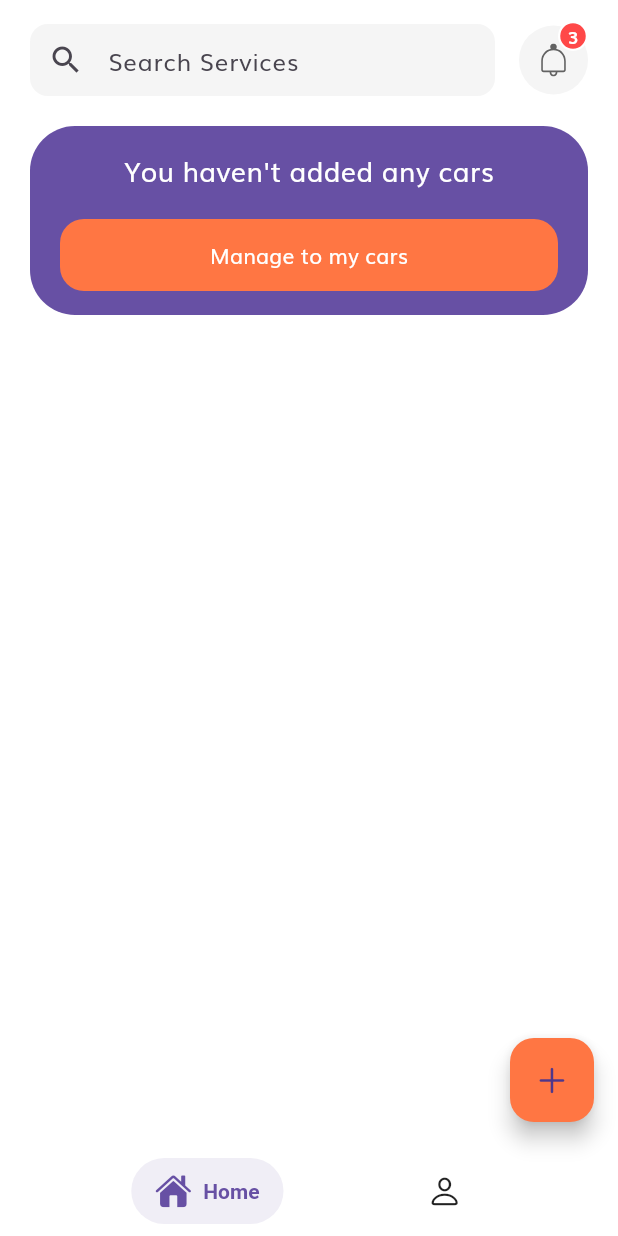
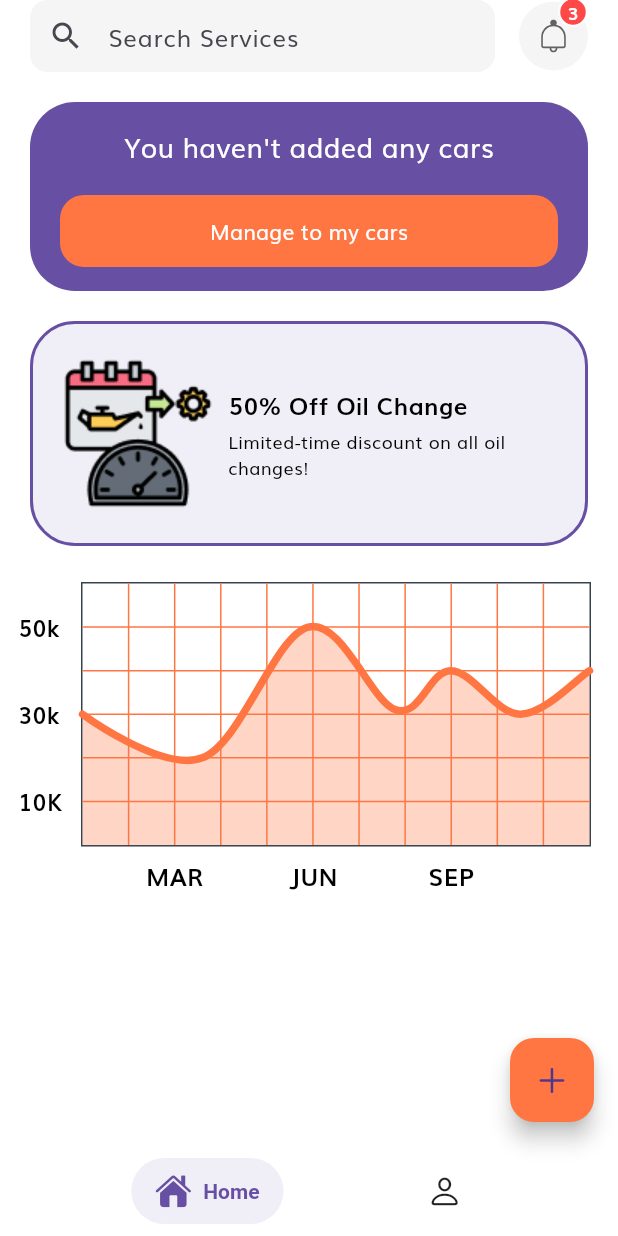
Before and after one commit to Kevinoob-design/AutoCareAssistant, a Flutter app: the screen it shows once a user with an empty profile is signed in, on a phone screen of 412 x 824 dp. Run offline on Flutter 3.47's test engine with Material 3 defaults, Android fonts, the phone set to English and light mode, and no system bars; drawn by our look-alikes of fl_chart; our stand-ins replace cloud_firestore, firebase_auth, firebase_core, flutter_svg, google_sign_in, shared_preferences; accounts and stored records are empty; generated files the repository leaves out were written again.

Commit message:
feat: finished home screen, chart, and promotion card

```diff
--- /dev/null
+++ b/lib/screens/home/components/car_charts.dart
@@ -0,0 +1,208 @@
+import 'package:auto_care_assistant/shared/config/constants.dart';
+import 'package:fl_chart/fl_chart.dart';
+import 'package:flutter/material.dart';
+
+class LineChartSample2 extends StatefulWidget {
+  const LineChartSample2({super.key});
+
+  @override
+  State<LineChartSample2> createState() => _LineChartSample2State();
+}
+
+class _LineChartSample2State extends State<LineChartSample2> {
+  List<Color> gradientColors = [kPrimaryColor, kPrimaryColor];
+
+  bool showAvg = false;
+
+  @override
+  Widget build(BuildContext context) {
+    return Stack(
+      children: <Widget>[
+        AspectRatio(
+          aspectRatio: 1.70,
+          child: Padding(
+            padding: const EdgeInsets.only(right: 18, left: 12, top: 24, bottom: 12),
+            child: LineChart(showAvg ? avgData() : mainData()),
+          ),
+        ),
+        SizedBox(
+          width: 60,
+          height: 34,
+          child: TextButton(
+            onPressed: () {
+              setState(() {
+                showAvg = !showAvg;
+              });
+            },
+            child: Text(
+              'avg',
+              style: TextStyle(fontSize: 12, color: showAvg ? Colors.white.withValues(alpha: 0.5) : Colors.white),
+            ),
+          ),
+        ),
+      ],
+    );
+  }
+
+  Widget bottomTitleWidgets(double value, TitleMeta meta) {
+    const style = TextStyle(fontWeight: FontWeight.bold, fontSize: 16);
+    Widget text;
+    switch (value.toInt()) {
+      case 2:
+        text = const Text('MAR', style: style);
+        break;
+      case 5:
+        text = const Text('JUN', style: style);
+        break;
+      case 8:
+        text = const Text('SEP', style: style);
+        break;
+      default:
+        text = const Text('', style: style);
+        break;
+    }
+
+    return SideTitleWidget(meta: meta, child: text);
+  }
+
+  Widget leftTitleWidgets(double value, TitleMeta meta) {
+    const style = TextStyle(fontWeight: FontWeight.bold, fontSize: 15);
+    String text;
+    switch (value.toInt()) {
+      case 1:
+        text = '10K';
+        break;
+      case 3:
+        text = '30k';
+        break;
+      case 5:
+        text = '50k';
+        break;
+      default:
+        return Container();
+    }
+
+    return Text(text, style: style, textAlign: TextAlign.left);
+  }
+
+  LineChartData mainData() {
+    return LineChartData(
+      gridData: FlGridData(
+        show: true,
+        drawVerticalLine: true,
+        horizontalInterval: 1,
+        verticalInterval: 1,
+        getDrawingHorizontalLine: (value) {
+          return const FlLine(color: kPrimaryColor, strokeWidth: 1);
+        },
+        getDrawingVerticalLine: (value) {
+          return const FlLine(color: kPrimaryColor, strokeWidth: 1);
+        },
+      ),
+      titlesData: FlTitlesData(
+        show: true,
+        rightTitles: const AxisTitles(sideTitles: SideTitles(showTitles: false)),
+        topTitles: const AxisTitles(sideTitles: SideTitles(showTitles: false)),
+        bottomTitles: AxisTitles(
+          sideTitles: SideTitles(showTitles: true, reservedSize: 30, interval: 1, getTitlesWidget: bottomTitleWidgets),
+        ),
+        leftTitles: AxisTitles(
+          sideTitles: SideTitles(showTitles: true, interval: 1, getTitlesWidget: leftTitleWidgets, reservedSize: 42),
+        ),
+      ),
+      borderData: FlBorderData(show: true, border: Border.all(color: const Color(0xff37434d))),
+      minX: 0,
+      maxX: 11,
+      minY: 0,
+      maxY: 6,
+      lineBarsData: [
+        LineChartBarData(
+          spots: const [
+            FlSpot(0, 3),
+            FlSpot(2.6, 2),
+            FlSpot(4.9, 5),
+            FlSpot(6.8, 3.1),
+            FlSpot(8, 4),
+            FlSpot(9.5, 3),
+            FlSpot(11, 4),
+          ],
+          isCurved: true,
+          gradient: LinearGradient(colors: gradientColors),
+          barWidth: 5,
+          isStrokeCapRound: true,
+          dotData: const FlDotData(show: false),
+          belowBarData: BarAreaData(
+            show: true,
+            gradient: LinearGradient(colors: gradientColors.map((color) => color.withValues(alpha: 0.3)).toList()),
+          ),
+        ),
+      ],
+    );
+  }
+
+  LineChartData avgData() {
+    return LineChartData(
+      lineTouchData: const LineTouchData(enabled: false),
+      gridData: FlGridData(
+        show: true,
+        drawHorizontalLine: true,
+        verticalInterval: 1,
+        horizontalInterval: 1,
+        getDrawingVerticalLine: (value) {
+          return const FlLine(color: Color(0xff37434d), strokeWidth: 1);
+        },
+        getDrawingHorizontalLine: (value) {
+          return const FlLine(color: Color(0xff37434d), strokeWidth: 1);
+        },
+      ),
+      titlesData: FlTitlesData(
+        show: true,
+        bottomTitles: AxisTitles(
+          sideTitles: SideTitles(showTitles: true, reservedSize: 30, getTitlesWidget: bottomTitleWidgets, interval: 1),
+        ),
+        leftTitles: AxisTitles(
+          sideTitles: SideTitles(showTitles: true, getTitlesWidget: leftTitleWidgets, reservedSize: 42, interval: 1),
+        ),
+        topTitles: const AxisTitles(sideTitles: SideTitles(showTitles: false)),
+        rightTitles: const AxisTitles(sideTitles: SideTitles(showTitles: false)),
+      ),
+      borderData: FlBorderData(show: true, border: Border.all(color: const Color(0xff37434d))),
+      minX: 0,
+      maxX: 11,
+      minY: 0,
+      maxY: 6,
+      lineBarsData: [
+        LineChartBarData(
+          spots: const [
+            FlSpot(0, 3.44),
+            FlSpot(2.6, 3.44),
+            FlSpot(4.9, 3.44),
+            FlSpot(6.8, 3.44),
+            FlSpot(8, 3.44),
+            FlSpot(9.5, 3.44),
+            FlSpot(11, 3.44),
+          ],
+          isCurved: true,
+          gradient: LinearGradient(
+            colors: [
+              ColorTween(begin: gradientColors[0], end: gradientColors[1]).lerp(0.2)!,
+              ColorTween(begin: gradientColors[0], end: gradientColors[1]).lerp(0.2)!,
+            ],
+          ),
+          barWidth: 5,
+          isStrokeCapRound: true,
+          dotData: const FlDotData(show: false),
+          belowBarData: BarAreaData(
+            show: true,
+            gradient: LinearGradient(
+              colors: [
+                ColorTween(begin: gradientColors[0], end: gradientColors[1]).lerp(0.2)!.withValues(alpha: 0.1),
+                ColorTween(begin: gradientColors[0], end: gradientColors[1]).lerp(0.2)!.withValues(alpha: 0.1),
+              ],
+            ),
+          ),
+        ),
+      ],
+    );
+  }
+}
--- /dev/null
+++ b/lib/screens/home/components/promotions_carousel.dart
@@ -0,0 +1,83 @@
+import 'package:flutter/material.dart';
+
+class PromotionCarousel extends StatefulWidget {
+  const PromotionCarousel({super.key});
+
+  @override
+  State<PromotionCarousel> createState() => _PromotionCarouselState();
+}
+
+class _PromotionCarouselState extends State<PromotionCarousel> {
+  final List<Map<String, String>> promotions = [
+    {
+      'title': '50% Off Oil Change',
+      'image': 'assets/images/Periodic Service.png',
+      'description': 'Limited-time discount on all oil changes!',
+    },
+    {
+      'title': 'Free Tire Rotation',
+      'image': 'assets/images/Tyres & Wheel Care.png',
+      'description': 'Get a free tire rotation with your next service.',
+    },
+    {
+      'title': 'Brake Pads Special',
+      'image': 'assets/images/Suspension & Fitments.png',
+      'description': 'Buy brake pads and get free installation.',
+    },
+  ];
+
+  @override
+  Widget build(BuildContext context) {
+    return SizedBox(
+      height: 150,
+      child: PageView.builder(
+        itemCount: promotions.length,
+        itemBuilder: (context, index) {
+          return _buildPromotionCard(promotions[index]);
+        },
+      ),
+    );
+  }
+
+  Widget _buildPromotionCard(Map<String, String> promo) {
+    return Padding(
+      padding: const EdgeInsets.symmetric(horizontal: 20),
+      child: InkWell(
+        borderRadius: BorderRadius.circular(30),
+        onTap: () => Navigator.pushNamed(context, '/program-date'),
+        child: Container(
+          padding: const EdgeInsets.symmetric(vertical: 16, horizontal: 20),
+          decoration: BoxDecoration(
+            color: Theme.of(context).primaryColor.withValues(alpha: 0.1),
+            borderRadius: const BorderRadius.all(Radius.circular(30)),
+            border: Border.all(color: Theme.of(context).primaryColor, width: 2),
+          ),
+          child: Row(
+            children: [
+              Container(
+                width: 100,
+                height: 100,
+                decoration: BoxDecoration(
+                  borderRadius: BorderRadius.circular(10),
+                  image: DecorationImage(image: AssetImage(promo['image']!), fit: BoxFit.cover),
+                ),
+              ),
+              SizedBox(width: 10),
+              Expanded(
+                child: Column(
+                  mainAxisAlignment: MainAxisAlignment.center,
+                  crossAxisAlignment: CrossAxisAlignment.start,
+                  children: [
+                    Text(promo['title']!, style: TextStyle(fontSize: 16, fontWeight: FontWeight.bold)),
+                    SizedBox(height: 4),
+                    Text(promo['description']!, style: TextStyle(fontSize: 12)),
+                  ],
+                ),
+              ),
+            ],
+          ),
+        ),
+      ),
+    );
+  }
+}
--- a/lib/screens/home/home_screen.dart
+++ b/lib/screens/home/home_screen.dart
@@ -1,3 +1,5 @@
+import 'package:auto_care_assistant/screens/home/components/car_charts.dart';
+import 'package:auto_care_assistant/screens/home/components/promotions_carousel.dart' show PromotionCarousel;
 import 'package:flutter/material.dart';
 
 import 'package:auto_care_assistant/screens/home/components/my_cars_banner.dart';
@@ -9,11 +11,10 @@ class HomeScreen extends StatelessWidget {
   const HomeScreen({super.key});
   @override
   Widget build(BuildContext context) {
-    return const Scaffold(
+    return Scaffold(
       body: SafeArea(
         child: SingleChildScrollView(
-          padding: EdgeInsets.symmetric(vertical: 16),
-          child: Column(children: [HomeHeader(), MyCarsBanner()]),
+          child: Column(children: [HomeHeader(), MyCarsBanner(), PromotionCarousel(), LineChartSample2()]),
         ),
       ),
     );
--- a/pubspec.yaml
+++ b/pubspec.yaml
@@ -43,6 +43,7 @@ dependencies:
   shared_preferences: ^2.5.2
   cloud_firestore: ^5.6.6
   intl: ^0.19.0
+  fl_chart: ^0.70.2
 
 dev_dependencies:
   flutter_test:
```
Also changed, not shown: pubspec.lock.
